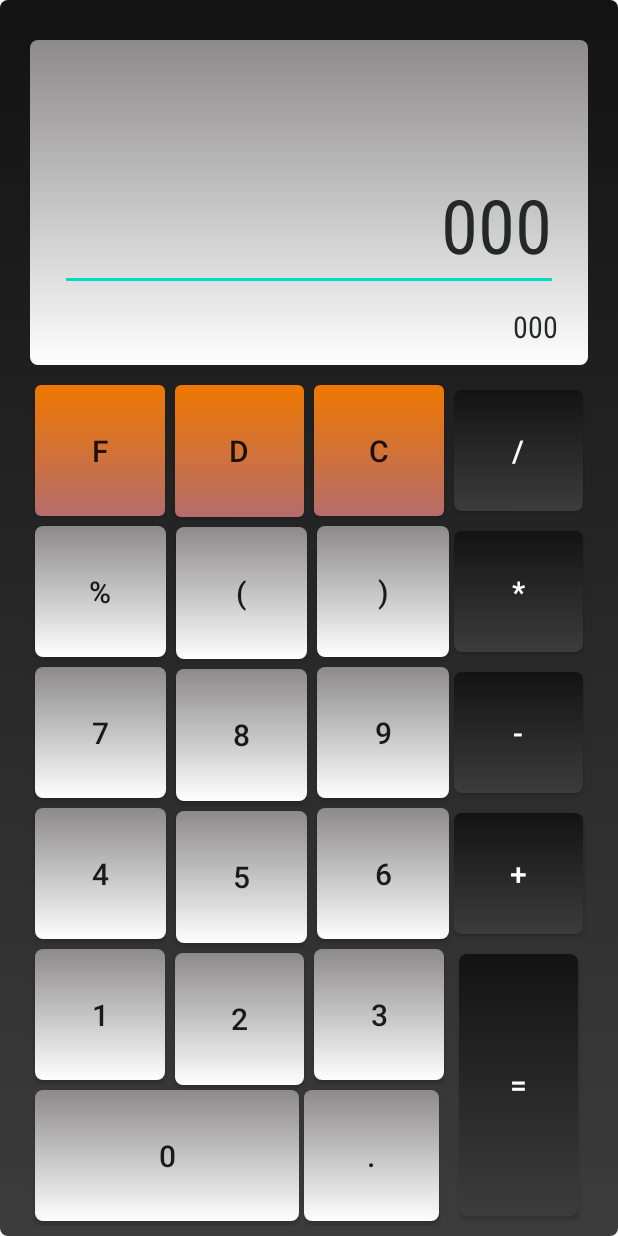
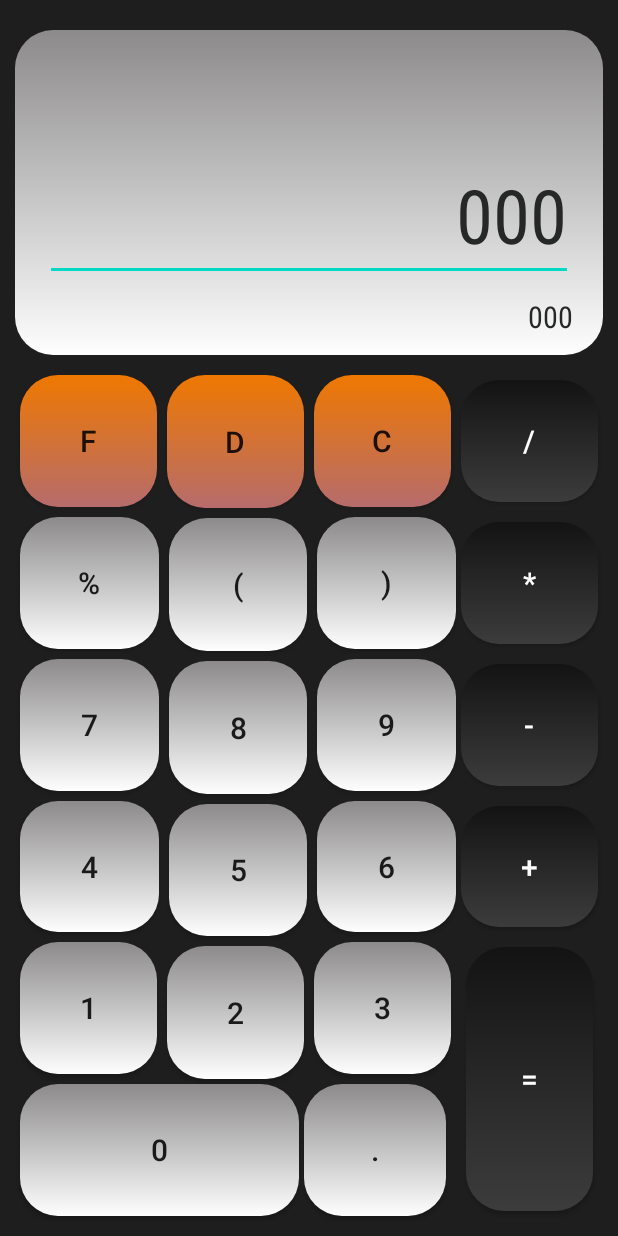
Before and after one commit to Taranuyk-Maksim/Calculator, an Android app: the screen it shows after launch (MainActivity), on a phone screen of 412 x 824 dp. Run offline under Robolectric (Android 15) with nearby library versions, the phone set to English and light mode, and no system bars.

Commit message:
added radius to buttons

```diff
--- a/app/src/main/res/drawable/bc_control_button.xml
+++ b/app/src/main/res/drawable/bc_control_button.xml
@@ -3,14 +3,16 @@
     <item android:state_pressed="true">
         <shape>
             <gradient android:type="linear" android:endColor="#CC6666" android:startColor="#65787A" android:angle="90.0" />
-            <corners android:radius="4dp" />
+            <corners
+                android:radius="25dp"/>
             <padding android:left="20dip" android:right="20dip" android:top="7dip" android:bottom="7dip"/>
         </shape>
     </item>
     <item>
         <shape>
             <gradient android:type="linear" android:endColor="#EF7800" android:startColor="#B66C6C" android:angle="90.0" />
-            <corners android:radius="4dp" />
+            <corners
+            android:radius="25dp"/>
             <padding android:left="20dip" android:right="20dip" android:top="7dip" android:bottom="7dip"/>
         </shape>
     </item>
--- a/app/src/main/res/drawable/bc_number_button.xml
+++ b/app/src/main/res/drawable/bc_number_button.xml
@@ -3,14 +3,14 @@
     <item android:state_pressed="true">
         <shape>
             <gradient android:type="linear" android:endColor="#6699CC" android:startColor="#99CCFF" android:angle="90.0" />
-            <corners android:radius="5.0dip" />
+            <corners android:radius="25dp" />
             <padding android:left="20dip" android:right="20dip" android:top="7dip" android:bottom="7dip"/>
         </shape>
     </item>
     <item>
         <shape>
             <gradient android:type="linear" android:endColor="#8C8A8A" android:startColor="#FEFEFF" android:angle="90.0" />
-            <corners android:radius="5.0dip" />
+            <corners android:radius="25dp" />
             <padding android:left="20dip" android:right="20dip" android:top="7dip" android:bottom="7dip"/>
         </shape>
     </item>
--- a/app/src/main/res/drawable/bc_operands_button.xml
+++ b/app/src/main/res/drawable/bc_operands_button.xml
@@ -3,14 +3,14 @@
     <item android:state_pressed="true">
         <shape>
             <gradient android:type="linear" android:endColor="#AEBDCC" android:startColor="#5F6A75" android:angle="90.0" />
-            <corners android:radius="5.0dip" />
+            <corners android:radius="25dp" />
             <padding android:left="20dip" android:right="20dip" android:top="7dip" android:bottom="7dip"/>
         </shape>
     </item>
     <item>
         <shape>
             <gradient android:type="linear" android:endColor="#131313" android:startColor="#3C3C3C" android:angle="90.0" />
-            <corners android:radius="5.0dip" />
+            <corners android:radius="25dp" />
             <padding android:left="20dip" android:right="20dip" android:top="7dip" android:bottom="7dip"/>
         </shape>
     </item>
--- a/app/src/main/res/layout/main_activity.xml
+++ b/app/src/main/res/layout/main_activity.xml
@@ -4,13 +4,17 @@
     xmlns:tools="http://schemas.android.com/tools"
     android:layout_width="match_parent"
     android:layout_height="match_parent"
-    android:background="@drawable/bc_operands_button">
+    android:background="@color/colorBackground">
 
     <androidx.constraintlayout.widget.ConstraintLayout
         android:id="@+id/constraintLayout"
         android:layout_width="0dp"
         android:layout_height="wrap_content"
+        android:layout_marginStart="10dp"
+        android:layout_marginLeft="10dp"
         android:layout_marginTop="20dp"
+        android:layout_marginEnd="10dp"
+        android:layout_marginRight="10dp"
         android:background="@drawable/bc_number_button"
         app:layout_constraintEnd_toEndOf="parent"
         app:layout_constraintStart_toStartOf="parent"
@@ -47,7 +51,12 @@
         android:id="@+id/constraintLayout2"
         android:layout_width="0dp"
         android:layout_height="0dp"
+        android:layout_marginStart="10dp"
+        android:layout_marginLeft="10dp"
         android:layout_marginTop="10dp"
+        android:layout_marginEnd="10dp"
+        android:layout_marginRight="10dp"
+        android:layout_marginBottom="10dp"
         app:layout_constraintBottom_toBottomOf="parent"
         app:layout_constraintEnd_toEndOf="parent"
         app:layout_constraintHorizontal_bias="0.551"
--- a/app/src/main/res/values/colors.xml
+++ b/app/src/main/res/values/colors.xml
@@ -6,4 +6,6 @@
 
 
     <color name="colorText">#262727</color>
+
+    <color name="colorBackground">#1E1E1E</color>
 </resources>
```
